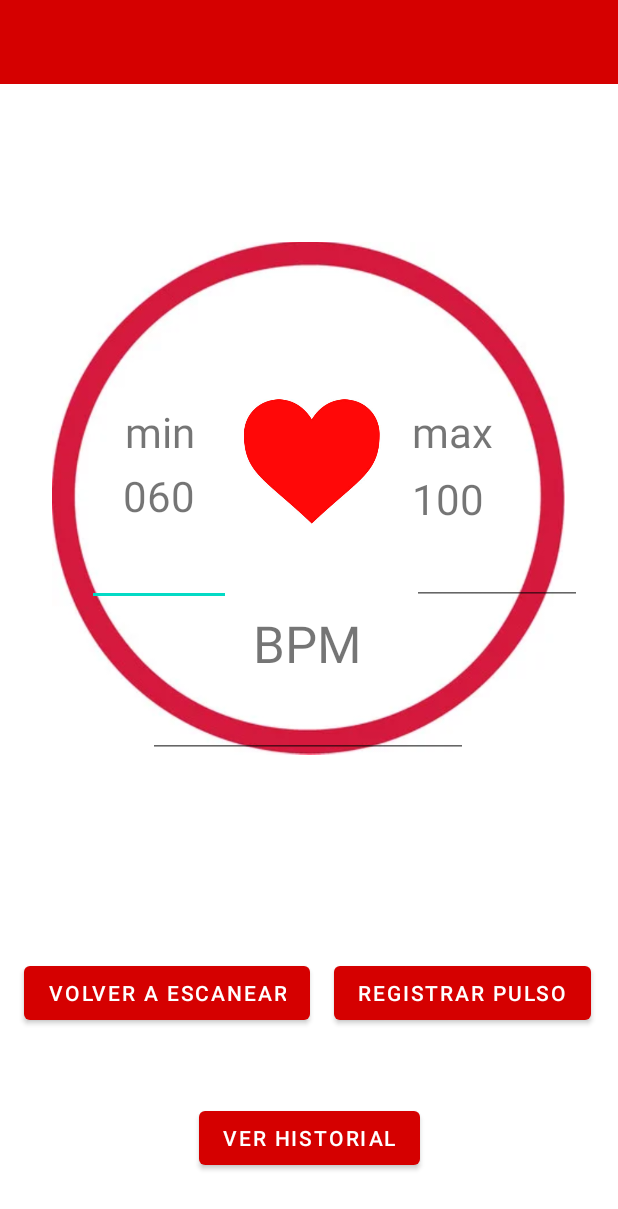
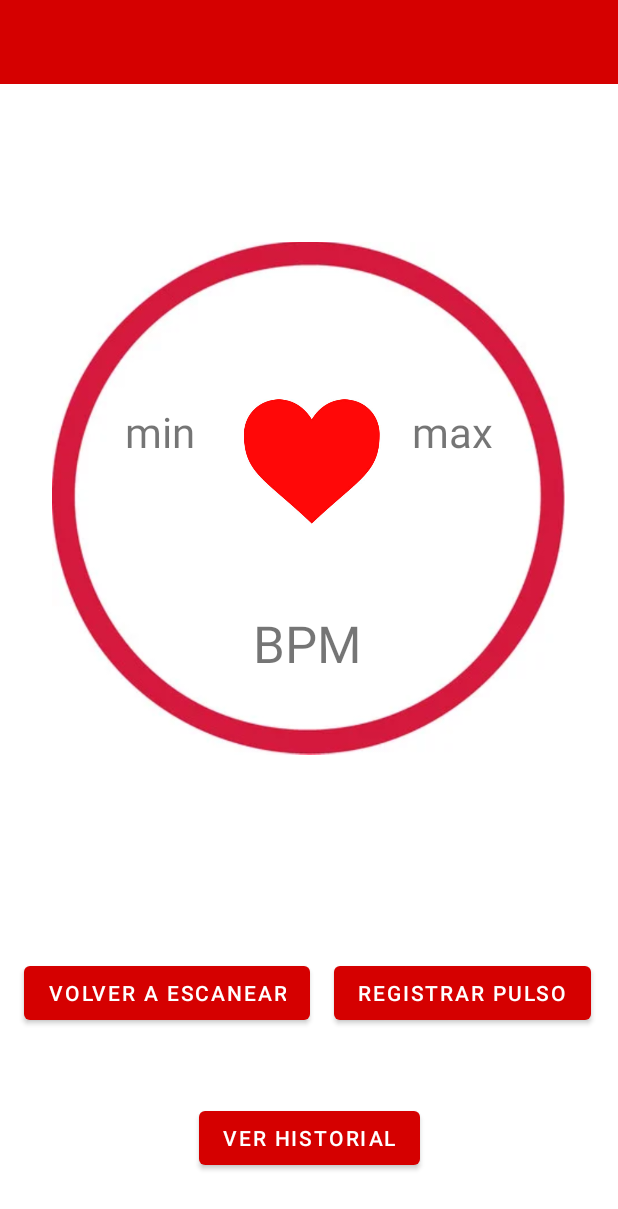
Before and after one commit to ignacioplaza01/App, an Android app: the Pag2 screen opened directly, with no data from a screen before it, after a tap on "REGISTRAR PULSO", on a phone screen of 412 x 824 dp. Shown: the top 1209 px of the screen. Run offline under Robolectric (Android 15) with nearby library versions, the phone set to English and light mode, and no system bars; our stand-ins replace Firebase (no records; nobody signed in at launch, a user with empty details on screens opened directly).

Commit message:
este si que si

```diff
--- a/app/src/main/java/com/example/app/Modelo/Pulso.java
+++ /dev/null
@@ -1,31 +0,0 @@
-package com.example.app.Modelo;
-
-public class Pulso {
-    public String key;
-    public String pulsoMin;
-    public String pulsoMax;
-    public String verFecha;
-
-    public Pulso() {
-    }
-
-    public Pulso(String key, String pulsoMin, String pulsoMax, String verFecha) {
-        this.key = key;
-        this.pulsoMin = pulsoMin;
-        this.pulsoMax = pulsoMax;
-        this.verFecha = verFecha;
-    }
-
-
-    @Override
-    public String toString() {
-        return
-
-                " Pulso.Min=   " + pulsoMin + '\'' +
-                " Pulso.Max=   " + pulsoMax + '\'' +
-                " Fecha=   " + verFecha + '\''
-
-                ;
-
-    }
-}
--- a/app/src/main/java/com/example/app/Pag2.java
+++ b/app/src/main/java/com/example/app/Pag2.java
@@ -1,38 +1,61 @@
 package com.example.app;
 
+import androidx.annotation.NonNull;
 import androidx.appcompat.app.AppCompatActivity;
 
 import android.content.Intent;
 import android.os.Bundle;
 import android.view.View;
 import android.widget.Button;
-import android.widget.EditText;
+import android.widget.TextView;
 import android.widget.Toast;
 
-import com.example.app.Modelo.Pulso;
+import com.google.firebase.database.DataSnapshot;
+import com.google.firebase.database.DatabaseError;
 import com.google.firebase.database.DatabaseReference;
 import com.google.firebase.database.FirebaseDatabase;
+import com.google.firebase.database.ValueEventListener;
 
 import java.util.UUID;
 
 public class Pag2 extends AppCompatActivity {
-    FirebaseDatabase database;
-    Button registrar_pulso,mostrar_historial,eliminar_historial;
-    EditText min,max,fecha;
+    DatabaseReference database;
+    Button mostrar_historial,registrar_pulso;
+    TextView pulso1,pulso2;
 
     @Override
     protected void onCreate(Bundle savedInstanceState) {
         super.onCreate(savedInstanceState);
         setContentView(R.layout.activity_pag2);
 
-        min = (EditText) findViewById(R.id.min);
-        max = (EditText) findViewById(R.id.max);
-        fecha = (EditText) findViewById(R.id.fecha);
+        pulso1 = (TextView) findViewById(R.id.pulso1);
+        pulso2 = (TextView) findViewById(R.id.pulso2);
+
+        database = FirebaseDatabase.getInstance().getReference();
+        database.child("Detector").addValueEventListener(new ValueEventListener() {
+            @Override
+            public void onDataChange(@NonNull DataSnapshot snapshot) {
+
+                if (snapshot.exists()) {
+
+                    String pulsoMinimo = snapshot.child("PulsoMin").getValue().toString();
+                    String pulsoMaximo = snapshot.child("PulsoMax").getValue().toString();
+                    pulso1.setText(pulsoMinimo);
+                    pulso2.setText(pulsoMaximo);
+                }
+            }
+
+            @Override
+            public void onCancelled(@NonNull DatabaseError error) {
+
+            }
+        });
+
         registrar_pulso = (Button) findViewById(R.id.registrar_pulso);
         registrar_pulso.setOnClickListener(new View.OnClickListener() {
             @Override
             public void onClick(View view) {
-                Toast.makeText(Pag2.this, "si", Toast.LENGTH_SHORT).show();
+                Toast.makeText(Pag2.this, "Pulso Registrado", Toast.LENGTH_SHORT).show();
                 insertar();
 
             }
@@ -56,15 +79,16 @@ public class Pag2 extends AppCompatActivity {
 
 
     public void insertar() {
-        String pulsoMin = min.getText().toString();
-        String pulsoMax = max.getText().toString();
-        String verFecha = fecha.getText().toString();
         String key = UUID.randomUUID().toString();
-        Pulso a = new Pulso(key,pulsoMin,pulsoMax,verFecha);
+        String pulsoMin = pulso1.getText().toString();
+        String pulsoMax = pulso2.getText().toString();
 
-        database = FirebaseDatabase.getInstance();
-        DatabaseReference myRef = database.getReference("Pulsos");
-        myRef.child(key).setValue(a);
+
+        Historial a = new Historial(pulsoMin,pulsoMax);
+
+
+        database = FirebaseDatabase.getInstance().getReference("Historial");
+        database.child(key).setValue(a);
 
     }
 
--- a/app/src/main/res/layout/activity_pag2.xml
+++ b/app/src/main/res/layout/activity_pag2.xml
@@ -102,10 +102,9 @@
         app:layout_constraintVertical_bias="0.342" />
 
     <TextView
-        android:id="@+id/textView17"
+        android:id="@+id/pulso1"
         android:layout_width="wrap_content"
         android:layout_height="wrap_content"
-        android:text="060"
         android:textSize="28sp"
         app:layout_constraintBottom_toBottomOf="parent"
         app:layout_constraintEnd_toEndOf="parent"
@@ -115,10 +114,9 @@
         app:layout_constraintVertical_bias="0.396" />
 
     <TextView
-        android:id="@+id/textView18"
+        android:id="@+id/pulso2"
         android:layout_width="58dp"
         android:layout_height="45dp"
-        android:text="100"
         android:textSize="28sp"
         app:layout_constraintBottom_toBottomOf="parent"
         app:layout_constraintEnd_toEndOf="parent"
@@ -126,32 +124,6 @@
         app:layout_constraintStart_toStartOf="parent"
         app:layout_constraintTop_toTopOf="parent"
         app:layout_constraintVertical_bias="0.402" />
-
-    <EditText
-        android:id="@+id/min"
-        android:layout_width="96dp"
-        android:layout_height="47dp"
-        android:ems="10"
-        android:inputType="textPersonName"
-        app:layout_constraintBottom_toBottomOf="parent"
-        app:layout_constraintEnd_toEndOf="parent"
-        app:layout_constraintHorizontal_bias="0.184"
-        app:layout_constraintStart_toStartOf="parent"
-        app:layout_constraintTop_toTopOf="parent"
-        app:layout_constraintVertical_bias="0.459" />
-
-    <EditText
-        android:id="@+id/max"
-        android:layout_width="113dp"
-        android:layout_height="42dp"
-        android:ems="10"
-        android:inputType="textPersonName"
-        app:layout_constraintBottom_toBottomOf="parent"
-        app:layout_constraintEnd_toEndOf="parent"
-        app:layout_constraintHorizontal_bias="0.919"
-        app:layout_constraintStart_toStartOf="parent"
-        app:layout_constraintTop_toTopOf="parent"
-        app:layout_constraintVertical_bias="0.462" />
 
     <Button
         android:id="@+id/mostrar_historial"
@@ -165,17 +137,4 @@
         app:layout_constraintTop_toTopOf="@+id/include"
         app:layout_constraintVertical_bias="0.947" />
 
-    <EditText
-        android:id="@+id/fecha"
-        android:layout_width="wrap_content"
-        android:layout_height="wrap_content"
-        android:ems="10"
-        android:inputType="textPersonName"
-        app:layout_constraintBottom_toBottomOf="parent"
-        app:layout_constraintEnd_toEndOf="parent"
-        app:layout_constraintHorizontal_bias="0.497"
-        app:layout_constraintStart_toStartOf="parent"
-        app:layout_constraintTop_toTopOf="parent"
-        app:layout_constraintVertical_bias="0.591" />
-
 </androidx.constraintlayout.widget.ConstraintLayout>
```
Also changed, not shown: app/src/main/java/com/example/app/Historial.java (added, +48 -0 lines), app/src/main/java/com/example/app/MainActivity.java (+0 -16 lines), app/src/main/java/com/example/app/MostrarHistorial.java (+18 -26 lines).
